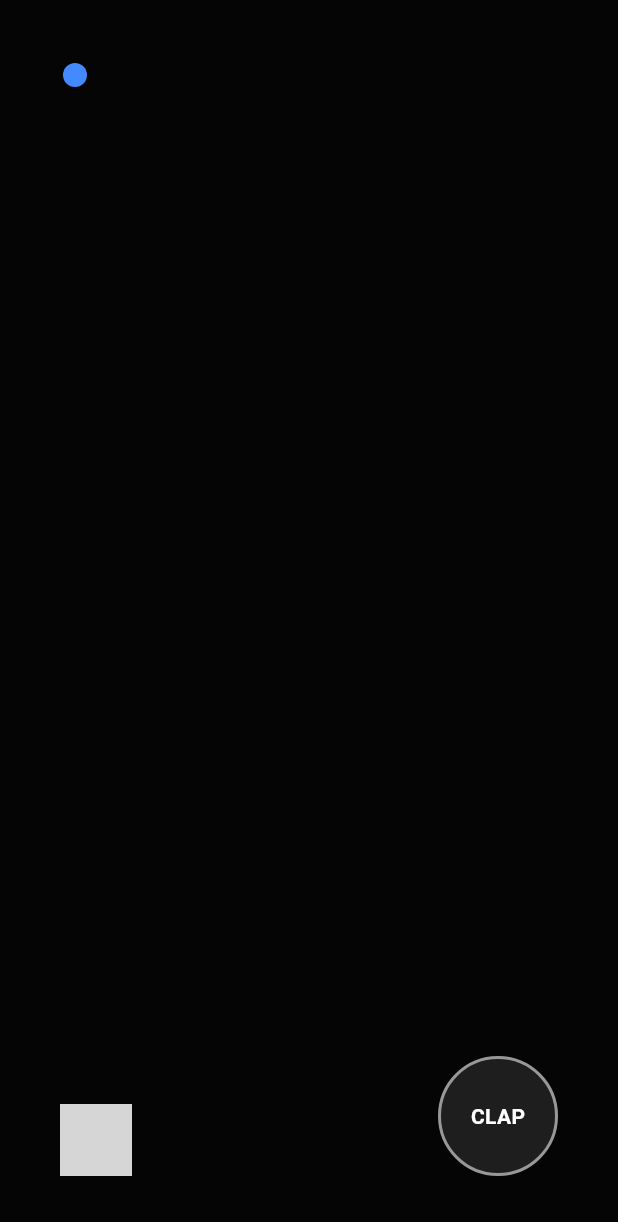
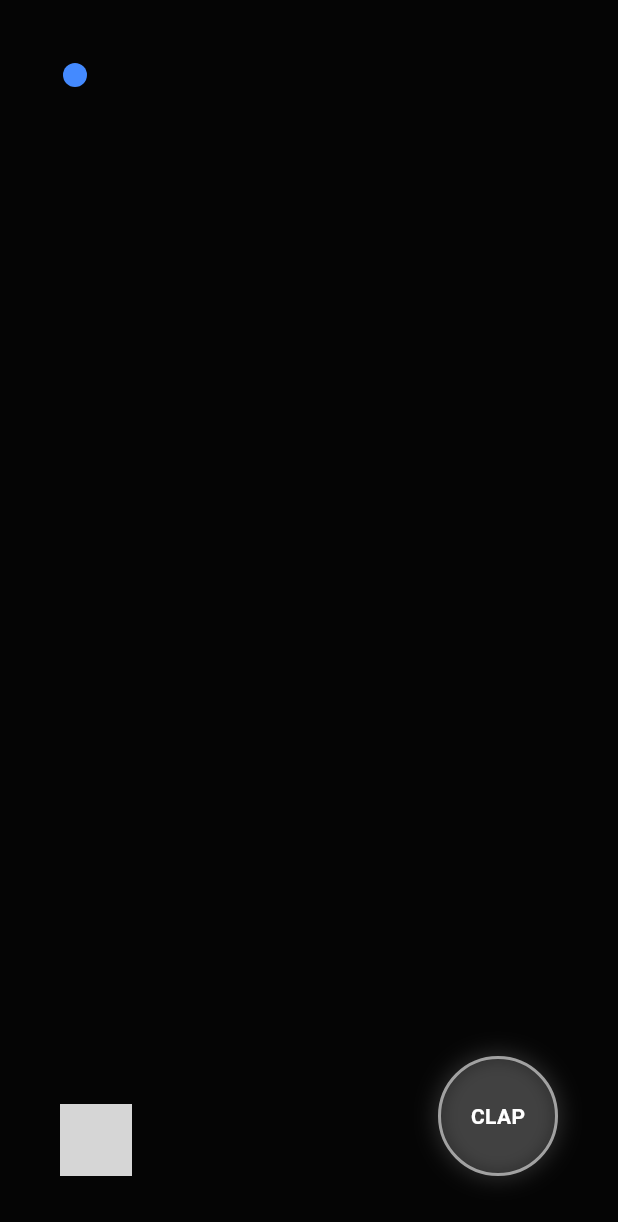
Before and after one commit to kushaagrasood/dark-echo-flutter, a Flutter app: the GamePage screen opened directly, on a phone screen of 412 x 824 dp. Shown: the top 1222 px of the screen. Run offline on Flutter 3.47's test engine with Material 3 defaults, Android fonts, the phone set to English and light mode, and no system bars; missing offline and left inert: flutter_joystick; grey boxes are pictures that could not be loaded.

```diff
--- a/lib/game_page.dart
+++ b/lib/game_page.dart
@@ -87,7 +87,14 @@ class _GamePageState extends State<GamePage> with SingleTickerProviderStateMixin
                 decoration: BoxDecoration(
                   shape: BoxShape.circle,
                   border: Border.all(color: Colors.white54, width: 2),
-                  color: Colors.white.withOpacity(0.1),
+                  color: Colors.white.withAlpha(25), //updated from withOpacity
+                  boxShadow: [
+                    BoxShadow(
+                      color: Colors.white.withAlpha(40),
+                      blurRadius: 12,
+                      spreadRadius: 2,
+                    )
+                  ]
                 ),
                 child: const Center(
                   child: Text("CLAP", style: TextStyle(color: Colors.white, fontWeight: FontWeight.bold)),
```
Also changed, not shown: lib/main.dart (+8 -110 lines).
